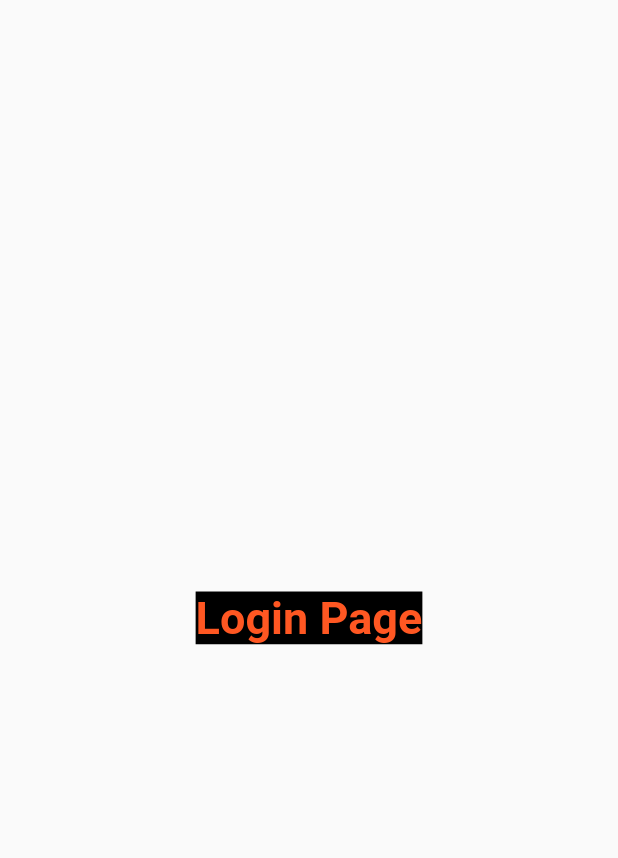
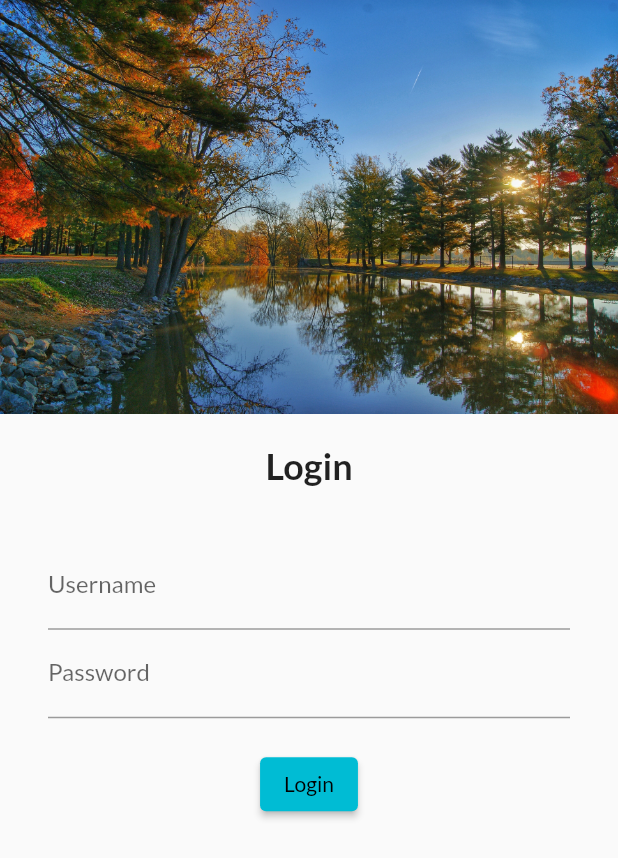
Before and after one commit to JspreetSingh/app_dev, a Flutter app: the screen it shows after launch, on a phone screen of 412 x 824 dp. Shown: the top 858 px of the screen. Run offline on Flutter 3.47's test engine with Material 2 defaults, Android fonts, the phone set to English and light mode, and no system bars; our stand-ins replace google_fonts.

Commit message:
day 4 commit

```diff
--- a/lib/main.dart
+++ b/lib/main.dart
@@ -1,24 +1,33 @@
 import 'package:flutter/material.dart';
-import 'package:flutter_application_2/home_page';
+import 'package:flutter_application_2/pages/home_page';
 import 'package:flutter_application_2/pages/loginpage.dart';
+import 'package:google_fonts/google_fonts.dart';
 
 void main() {
-  runApp(Myfirstapp());
+  runApp(const Myfirstapp());
 }
 
 class Myfirstapp extends StatelessWidget {
+  const Myfirstapp({Key? key}) : super(key: key);
+
   @override
   Widget build(BuildContext context) {
     return MaterialApp(
       // home: HomePage(),
       themeMode: ThemeMode.light,
-      theme: ThemeData(primarySwatch: Colors.cyan),
+      theme: ThemeData(
+        primarySwatch: Colors.cyan,
+        fontFamily: GoogleFonts.lato().fontFamily,
+        //primaryTextTheme: GoogleFonts.latoTextTheme(),
+      ),
       darkTheme: ThemeData(
         brightness: Brightness.light,
       ),
+      initialRoute: "/",
       routes: {
-        "/": (context) => LoginPage(),
-        "/login": (context) => LoginPage()
+        "/": (context) => const LoginPage(),
+        "/home": (context) => HomePage(),
+        "/login": (context) => const LoginPage(),
       },
     );
   }
--- a/lib/pages/loginpage.dart
+++ b/lib/pages/loginpage.dart
@@ -1,21 +1,75 @@
 import 'package:flutter/material.dart';
 
 class LoginPage extends StatelessWidget {
-  LoginPage({Key? key}) : super(key: key);
+  const LoginPage({Key? key}) : super(key: key);
+
+  //const LoginPage({Key? key}) : super(key: key);
+
   @override
   Widget build(BuildContext context) {
     return Material(
-      child: Center(
-        child: Text(
-          "Login Page",
-          style: TextStyle(
-            fontSize: 30,
-            color: Colors.deepOrange,
-            backgroundColor: Colors.black,
-            fontWeight: FontWeight.bold,
+      child: Column(
+        children: [
+          Image.asset(
+            'assets/images/1.jpg',
+            fit: BoxFit.cover,
           ),
-        ),
+          const SizedBox(
+            height: 20,
+          ),
+          const Text("Login",
+              // ignore: unnecessary_const
+              style: const TextStyle(
+                fontSize: 24,
+                fontWeight: FontWeight.bold,
+              )),
+          const SizedBox(
+            height: 20,
+          ),
+          Padding(
+            padding:
+                const EdgeInsets.symmetric(vertical: 16.0, horizontal: 32.0),
+            child: Column(
+              children: [
+                TextFormField(
+                  decoration: const InputDecoration(
+                    hintText: "Enter Username",
+                    labelText: "Username",
+                  ),
+                ),
+                TextFormField(
+                  obscureText: true,
+                  decoration: const InputDecoration(
+                    hintText: "Enter Password",
+                    labelText: "Password",
+                  ),
+                ),
+                const SizedBox(
+                  height: 20,
+                ),
+                ElevatedButton(
+                  onPressed: () {
+                    // ignore: avoid_print
+                    print("Hello friend");
+                  },
+                  child: const Text("Login"),
+                )
+              ],
+            ),
+          )
+        ],
       ),
+      // child: Center(
+      //   child: Text(
+      //     "Login Page",
+      //     style: TextStyle(
+      //       fontSize: 30,
+      //       color: Colors.deepOrange,
+      //       backgroundColor: Colors.black,
+      //       fontWeight: FontWeight.bold,
+      //     ),
+      //   ),
+      // ),
     );
   }
 }
```
Also changed, not shown: pubspec.yaml (+8 -5 lines), assets/images/1.jpg (added), pubspec.lock.
